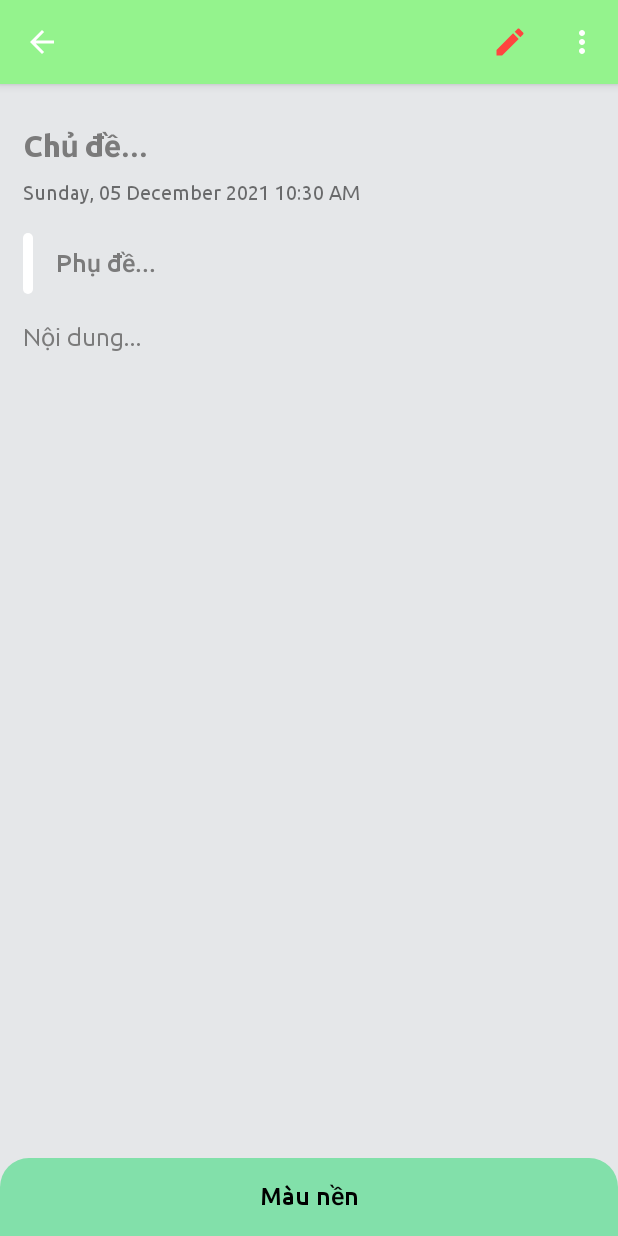
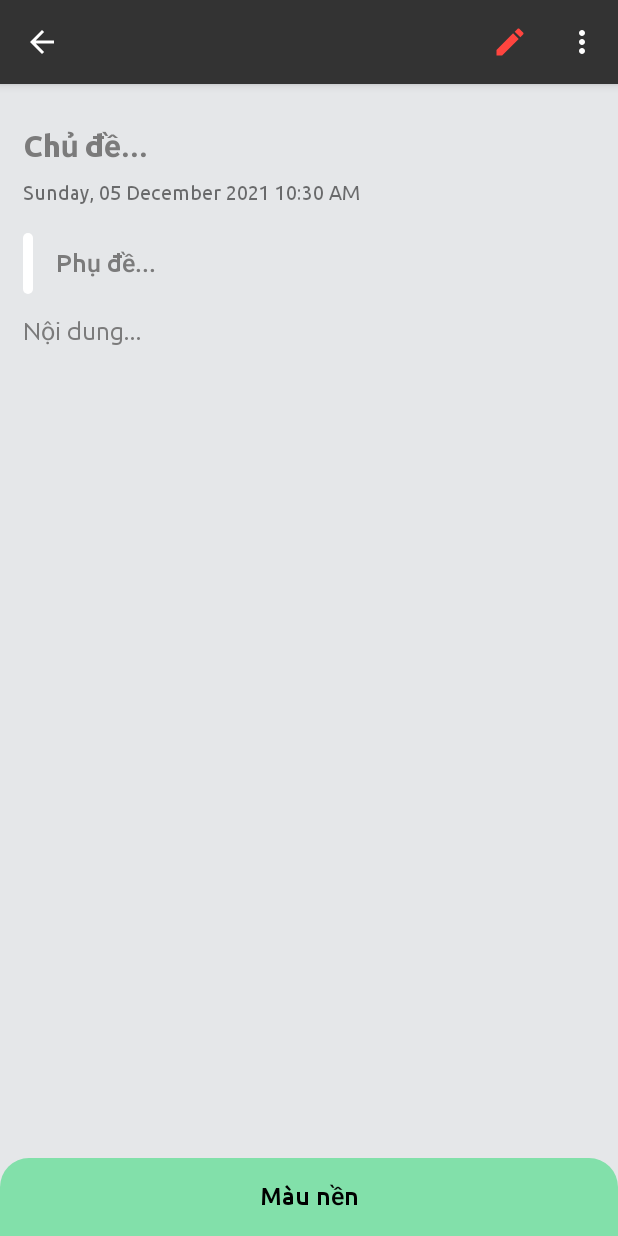
Before and after one commit to duongsaikik/notes, an Android app: the CreateNoteActivity screen opened directly, with no data from a screen before it, on a phone screen of 412 x 824 dp. Run offline under Robolectric (Android 15) with nearby library versions, the phone set to English and light mode, and no system bars; our stand-ins replace sdp/ssp sizes.

Commit message:
change something

```diff
--- a/app/build.gradle
+++ b/app/build.gradle
@@ -47,4 +47,7 @@ dependencies {
 
     //Rounded ImageView
     implementation "com.makeramen:roundedimageview:2.3.0"
+
+    //noinspection GradleCompatible
+    implementation "com.android.support:appcompat-v7:26.1.0"
 }
--- a/app/src/main/AndroidManifest.xml
+++ b/app/src/main/AndroidManifest.xml
@@ -31,7 +31,7 @@
 
             android:screenOrientation="portrait"
             android:windowSoftInputMode="stateHidden"
-            android:parentActivityName=".MainActivity"
+
             >
 
         </activity>
--- /dev/null
+++ b/app/src/main/res/drawable/background_outline_note.xml
@@ -0,0 +1,5 @@
+<?xml version="1.0" encoding="utf-8"?>
+<shape xmlns:android="http://schemas.android.com/apk/res/android"
+    android:shape="rectangle">
+        <solid android:color="@color/colorPrimary"/>
+</shape>
--- a/app/src/main/res/layout/activity_create_note.xml
+++ b/app/src/main/res/layout/activity_create_note.xml
@@ -134,7 +134,7 @@
                 android:layout_height="wrap_content"
                 android:layout_marginStart="@dimen/_12sdp"
                 android:layout_marginEnd="@dimen/_12sdp"
-                android:layout_marginTop="@dimen/_15sdp"
+                android:layout_marginTop="@dimen/_12sdp"
                 android:layout_marginBottom="@dimen/_15sdp"
                 android:background="@null"
                 android:fontFamily="@font/ubuntu_regular"
@@ -147,9 +147,20 @@
                 android:textColor="@color/colorWhite"
                 android:textColorHint="@color/colorTextHint"
                 android:textSize="@dimen/_13ssp"
-                app:layout_constraintBottom_toTopOf="@id/imageNote"
+                app:layout_constraintBottom_toTopOf="@id/deleteImage"
                 app:layout_constraintTop_toBottomOf="@id/inputNoteSubTitle"
                 />
+            <Button
+                android:id="@+id/deleteImage"
+                android:text="Xoá ảnh"
+                android:textStyle="bold"
+                android:textColor="@color/white"
+                app:layout_constraintTop_toBottomOf="@id/inputNote"
+                app:layout_constraintStart_toStartOf="@id/inputNote"
+               app:layout_constraintEnd_toEndOf="@id/inputNote"
+                android:layout_width="wrap_content"
+                android:layout_height="match_parent"
+                android:visibility="gone"/>
             <ImageView
                 android:id="@+id/imageNote"
                 android:layout_width="match_parent"
@@ -160,7 +171,7 @@
                 android:adjustViewBounds="true"
                 android:contentDescription="@string/app_name"
                 android:visibility="gone"
-                app:layout_constraintTop_toBottomOf="@id/inputNote"
+                app:layout_constraintTop_toBottomOf="@id/deleteImage"
                 />
         </androidx.constraintlayout.widget.ConstraintLayout>
 
--- a/app/src/main/res/values/style.xml
+++ b/app/src/main/res/values/style.xml
@@ -7,4 +7,10 @@
 
     </style>
 
+    <style name="Toolbar.Title"
+        parent="TextAppearance.Widget.AppCompat.Toolbar.Title">
+        <item name="android:textSize">21sp</item>
+        <item name="android:textStyle">italic</item>
+        <item name="android:textColor">@android:color/black</item>
+    </style>
 </resources>
--- a/app/src/main/res/values/themes.xml
+++ b/app/src/main/res/values/themes.xml
@@ -2,7 +2,7 @@
     <!-- Base application theme. -->
     <style name="Theme.FinalProject" parent="Theme.MaterialComponents.DayNight.DarkActionBar">
         <!-- Primary brand color. -->
-        <item name="colorPrimary">#94F38D</item>
+        <item name="colorPrimary">#333333</item>
         <item name="colorPrimaryVariant">#444946</item>
         <item name="colorOnPrimary">#000000</item>
         <!-- Secondary brand color. -->
```
Also changed, not shown: app/src/main/java/com/example/finalproject/CreateNoteActivity.java (+62 -21 lines), app/src/main/java/com/example/finalproject/MainActivity.java (+23 -5 lines), app/src/main/java/com/example/finalproject/adapters/NotesAdapter.java (+18 -6 lines), app/src/main/res/layout/activity_main.xml (+11 -18 lines), app/src/main/res/layout/item_container_note.xml (+34 -18 lines).
